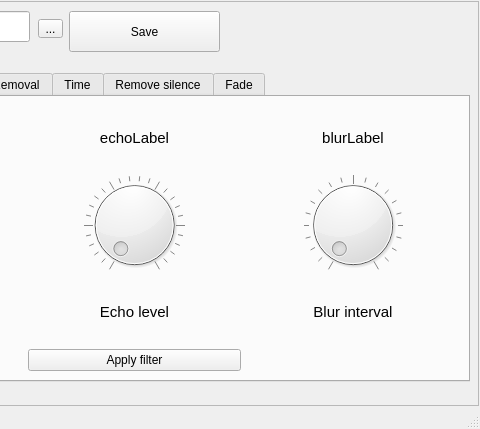
First picture: the form in ui/mainForm.ui, repository Andrew-Garanin/AudioDigitalFiltering, before the edit; both pictures show x 502 to 982 and y 0 to 429 of the 982 by 429 pixel window.
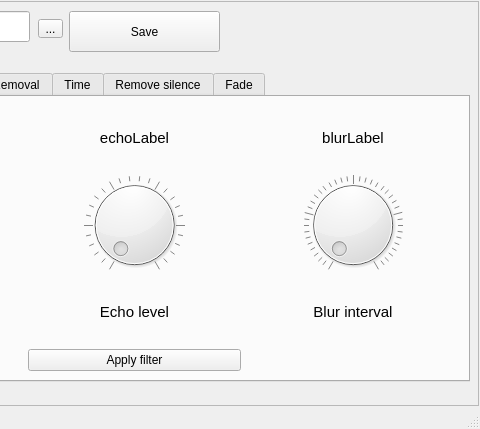
Second picture: the form after the edit. The open tabs and pages were chosen to show the change. Icons and pictures are not drawn.

Commit message: Done echo filter FINALLY

```diff
--- a/ui/mainForm.ui
+++ b/ui/mainForm.ui
@@ -450,7 +450,7 @@
            <item row="1" column="2">
             <widget class="QDial" name="blurIntervalWheel">
              <property name="maximum">
-              <number>20</number>
+              <number>40</number>
              </property>
              <property name="notchesVisible">
               <bool>true</bool>
```
Left out of the diff: 2 changed lines with no effect on the pictures. The commit also changes 2 other files.
